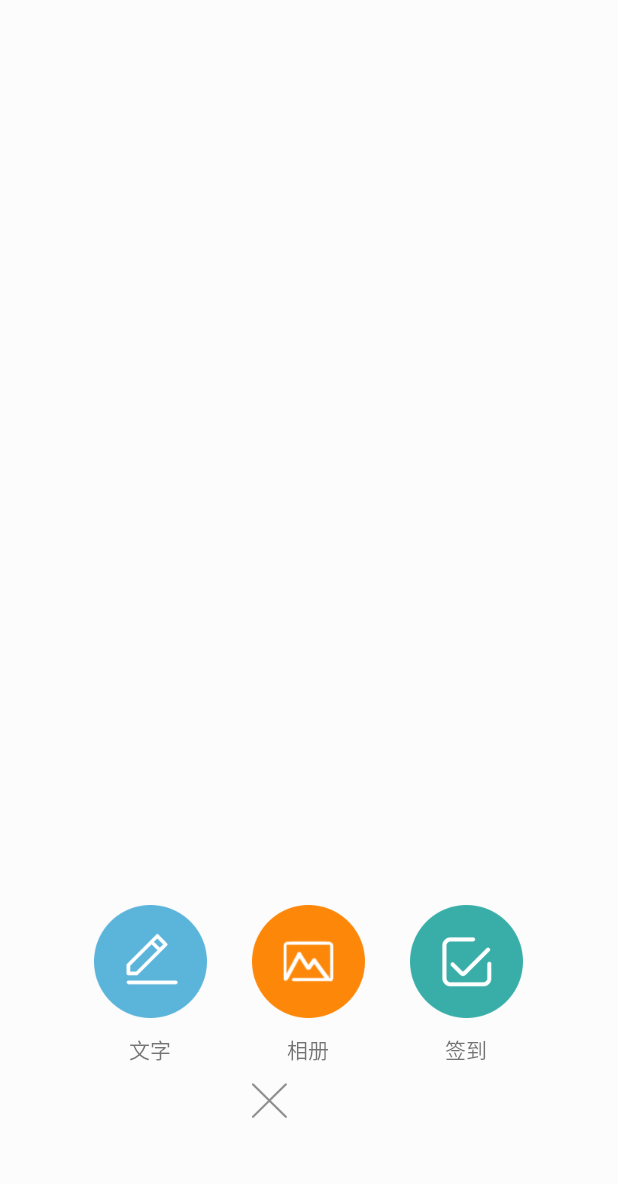
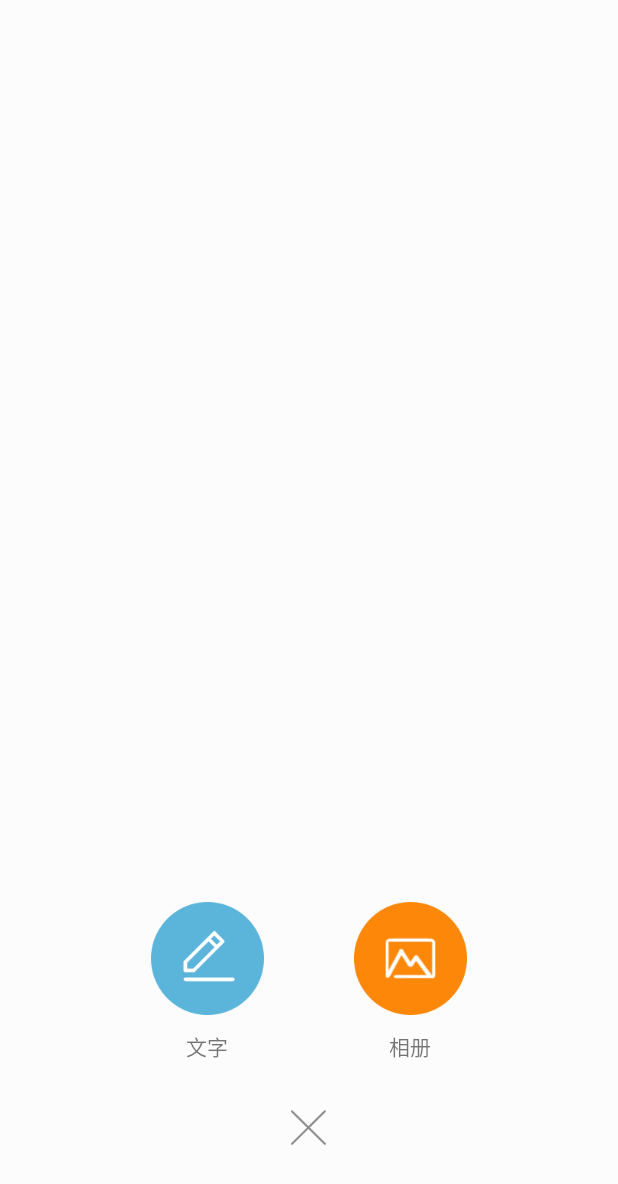
Before and after one commit to MaTengFei1990/Park, an Android app: the layout activity_publish.xml on its own in the app's theme, with its tools: preview values and no code run, on a phone screen of 412 x 824 dp. Shown: the top 1184 px of the screen. Run offline under Robolectric (Android 15) with nearby library versions, the phone set to English and light mode, and no system bars.

Commit message:
1.修改微博发布页面去掉签到按钮；

```diff
--- a/app/build.gradle
+++ b/app/build.gradle
@@ -6,8 +6,8 @@ android {
         applicationId "com.hollysmart.park"
         minSdkVersion 15
         targetSdkVersion 26
-        versionCode 27
-        versionName "1.0.27"
+        versionCode 28
+        versionName "1.0.28"
         testInstrumentationRunner "android.support.test.runner.AndroidJUnitRunner"
     }
     buildTypes {
--- a/app/src/main/res/layout/activity_publish.xml
+++ b/app/src/main/res/layout/activity_publish.xml
@@ -7,11 +7,20 @@
     android:background="#90ffffff"
     android:gravity="bottom|center">
 
+
+
+    <RelativeLayout
+        android:id="@+id/rl_content"
+        android:layout_width="match_parent"
+        android:layout_height="wrap_content"
+        android:layout_alignParentBottom="true"
+        android:gravity="bottom|center">
+
         <TextView
             android:id="@+id/tv_text"
             android:layout_width="wrap_content"
             android:layout_height="wrap_content"
-        android:layout_marginRight="30.0dip"
+            android:layout_marginRight="60.0dip"
             android:clickable="true"
             android:drawablePadding="10dp"
             android:drawableTop="@mipmap/icon_wenzi"
@@ -23,7 +32,6 @@
             android:id="@+id/tv_photo"
             android:layout_width="wrap_content"
             android:layout_height="wrap_content"
-        android:layout_marginRight="30.0dip"
             android:layout_toRightOf="@id/tv_text"
             android:clickable="true"
             android:drawableTop="@mipmap/icon_pic"
@@ -32,17 +40,22 @@
             android:paddingBottom="@dimen/more_window_item_margin"
             android:text="相册" />
 
-    <TextView
-        android:id="@+id/tv_qianDao"
-        android:layout_width="wrap_content"
-        android:layout_height="wrap_content"
-        android:layout_toRightOf="@+id/tv_photo"
-        android:clickable="true"
-        android:drawablePadding="10dp"
-        android:drawableTop="@mipmap/icon_qiandao"
-        android:gravity="center_horizontal"
-        android:paddingBottom="@dimen/more_window_item_margin"
-        android:text="签到" />
+    </RelativeLayout>
+
+
+
+    <!--<TextView-->
+        <!--android:id="@+id/tv_qianDao"-->
+        <!--android:layout_width="wrap_content"-->
+        <!--android:layout_height="wrap_content"-->
+        <!--android:layout_toRightOf="@+id/tv_photo"-->
+        <!--android:clickable="true"-->
+        <!--android:visibility="gone"-->
+        <!--android:drawablePadding="10dp"-->
+        <!--android:drawableTop="@mipmap/icon_qiandao"-->
+        <!--android:gravity="center_horizontal"-->
+        <!--android:paddingBottom="@dimen/more_window_item_margin"-->
+        <!--android:text="签到" />-->
 
 
 
@@ -51,8 +64,10 @@
         android:id="@+id/iv_window_close"
         android:layout_width="wrap_content"
         android:layout_height="wrap_content"
-        android:layout_below="@id/tv_qianDao"
-        android:layout_marginBottom="78.0dip"
-        android:layout_toRightOf="@+id/tv_text"
+        android:layout_marginTop="20dp"
+        android:layout_marginBottom="60.0dp"
+        android:layout_centerInParent="true"
+        android:layout_below="@+id/rl_content"
+        android:layout_centerHorizontal="true"
         android:src="@mipmap/icon_close" />
 </RelativeLayout>
```
Also changed, not shown: app/src/main/java/com/hollysmart/popuwindow/MoreWindow.java (+37 -15 lines), 1 other file. Lines whose indentation alone changed are shown as unchanged.
